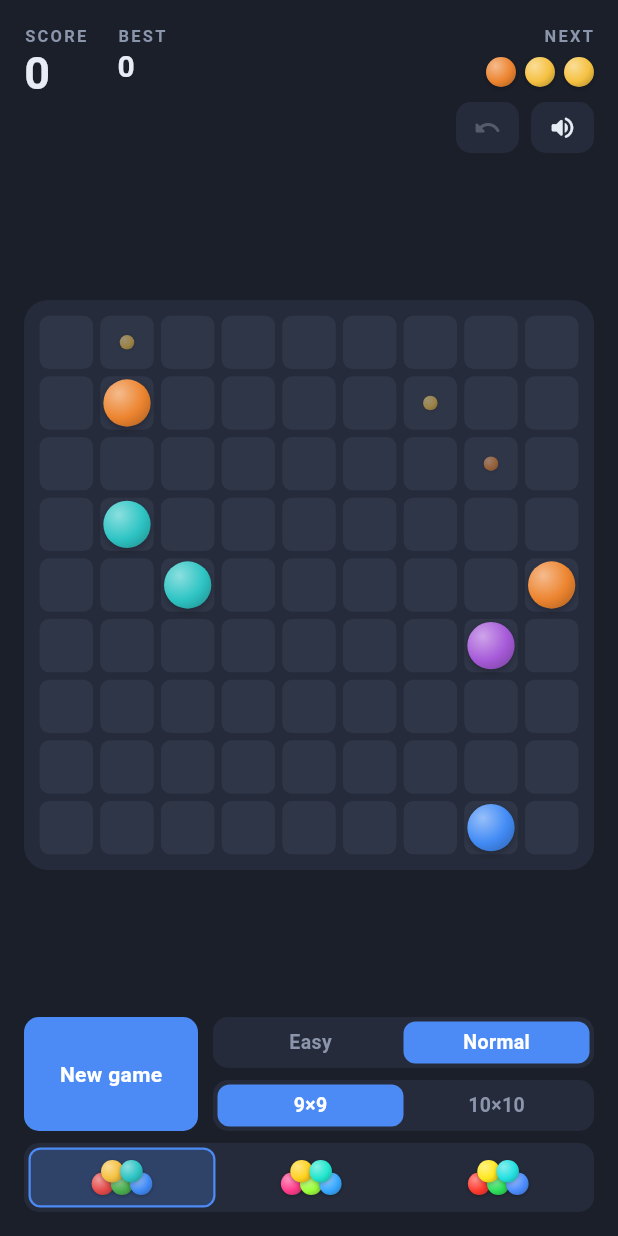
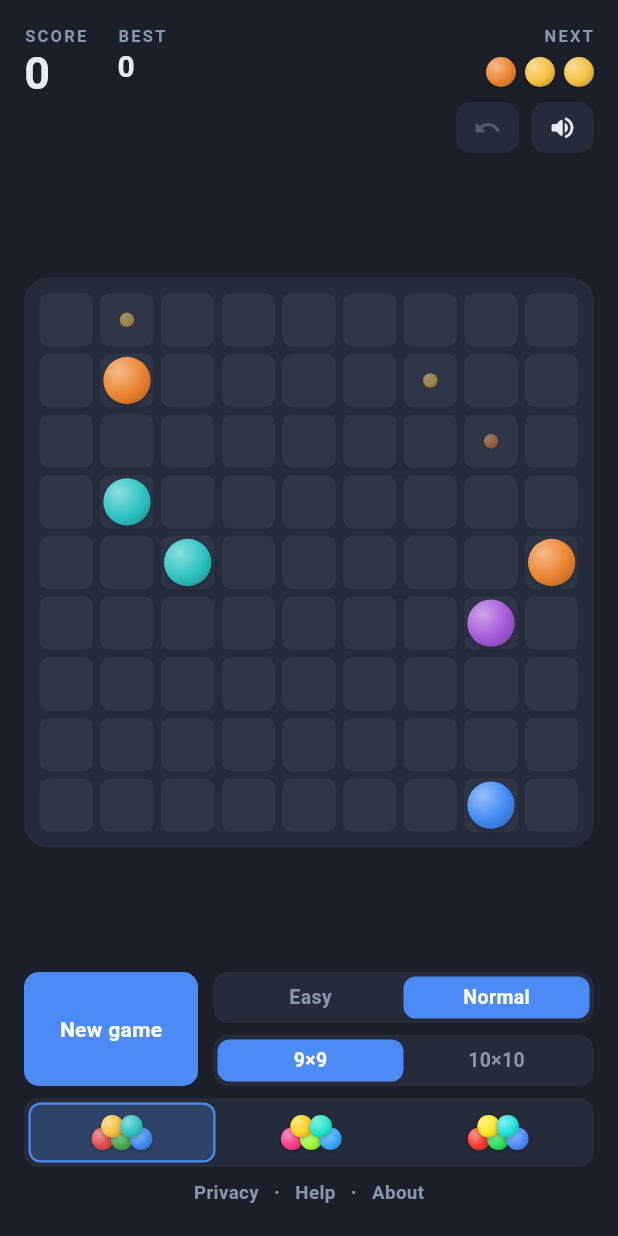
Before and after one commit to amuletgrey/ClassicLinesInFlutter, a Flutter app: the screen it shows after launch, on a phone screen of 412 x 824 dp. Run offline on Flutter 3.47's test engine with Material 3 defaults, Android fonts, the phone set to English and light mode, and no system bars; our stand-ins replace audioplayers, shared_preferences.

Commit message:
Add in-app Privacy / Help / About popups and bundle the privacy policy
Footer links under the controls open scrollable dialogs:
- Privacy — the zero-collection privacy policy, bundled at
  assets/legal/privacy_policy.txt and shown in-app (required by Google Play).
- Help — how to play and the controls.
- About — description, developer/contact (Max Cavrilon, maxcavrilon@gmail.com)
  and version (text in lib/info.dart).

Bumps version to 1.2.0+3 and documents the rebrand + info popups in
README / AGENTS.

Co-Authored-By: Claude Opus 4.8 <noreply@anthropic.com>

```diff
--- a/lib/game_screen.dart
+++ b/lib/game_screen.dart
@@ -7,6 +7,7 @@ import 'package:shared_preferences/shared_preferences.dart';
 
 import 'ball.dart';
 import 'board.dart';
+import 'info.dart';
 import 'palette.dart';
 import 'sfx.dart';
 
@@ -61,6 +62,8 @@ class _GameScreenState extends State<GameScreen>
   bool _muted = false;
   bool _gameOverAnnounced = false; // so the game-over sound only plays once
 
+  String _policyText = 'Loading…'; // bundled privacy policy, loaded in _init
+
   late final AnimationController _moveCtrl;
   late final AnimationController _fxCtrl;
   late final AnimationController _pulseCtrl;
@@ -92,6 +95,12 @@ class _GameScreenState extends State<GameScreen>
     _paletteIndex =
         (p.getInt(_kPalette) ?? 0).clamp(0, Palette.ballPalettes.length - 1);
     _sfx.init(muted: _muted);
+
+    try {
+      _policyText = await rootBundle.loadString('assets/legal/privacy_policy.txt');
+    } catch (_) {
+      _policyText = 'The privacy policy could not be loaded.';
+    }
 
     Board? resumed;
     final saved = p.getString(_kSave);
@@ -575,7 +584,88 @@ class _GameScreenState extends State<GameScreen>
         ),
         const SizedBox(height: 8),
         _paletteRow(),
+        const SizedBox(height: 4),
+        _infoRow(),
       ],
+    );
+  }
+
+  /// Footer links that open info popups. Privacy is required by the app stores;
+  /// Help and About are convenience.
+  Widget _infoRow() {
+    Widget dot() => const Text('·',
+        style: TextStyle(color: Palette.textDim, fontSize: 13, fontWeight: FontWeight.w700));
+    return Row(
+      mainAxisAlignment: MainAxisAlignment.center,
+      children: [
+        _infoButton('Privacy', () => _showInfoDialog('Privacy Policy', _policyText)),
+        dot(),
+        _infoButton('Help', () => _showInfoDialog('How to Play', Info.help)),
+        dot(),
+        _infoButton('About', () => _showInfoDialog('About', Info.about)),
+      ],
+    );
+  }
+
+  Widget _infoButton(String label, VoidCallback onTap) {
+    return InkWell(
+      borderRadius: BorderRadius.circular(6),
+      onTap: onTap,
+      child: Padding(
+        padding: const EdgeInsets.symmetric(horizontal: 10, vertical: 4),
+        child: Text(label,
+            style: const TextStyle(
+                color: Palette.textDim, fontSize: 12.5, fontWeight: FontWeight.w600)),
+      ),
+    );
+  }
+
+  /// A scrollable, dismissable popup for a block of text (policy / help / about).
+  Future<void> _showInfoDialog(String title, String body) {
+    return showDialog<void>(
+      context: context,
+      builder: (ctx) => Dialog(
+        backgroundColor: Palette.boardPanel,
+        insetPadding: const EdgeInsets.symmetric(horizontal: 24, vertical: 44),
+        shape: RoundedRectangleBorder(borderRadius: BorderRadius.circular(16)),
+        child: ConstrainedBox(
+          constraints: const BoxConstraints(maxWidth: 460),
+          child: Column(
+            mainAxisSize: MainAxisSize.min,
+            crossAxisAlignment: CrossAxisAlignment.stretch,
+            children: [
+              Padding(
+                padding: const EdgeInsets.fromLTRB(20, 18, 20, 10),
+                child: Text(title,
+                    style: const TextStyle(
+                        color: Palette.text, fontSize: 18, fontWeight: FontWeight.w700)),
+              ),
+              Flexible(
+                child: Scrollbar(
+                  child: SingleChildScrollView(
+                    padding: const EdgeInsets.fromLTRB(20, 0, 20, 12),
+                    child: SelectableText(
+                      body,
+                      style: const TextStyle(color: Palette.textDim, fontSize: 13, height: 1.5),
+                    ),
+                  ),
+                ),
+              ),
+              Align(
+                alignment: Alignment.centerRight,
+                child: Padding(
+                  padding: const EdgeInsets.fromLTRB(12, 2, 12, 10),
+                  child: TextButton(
+                    onPressed: () => Navigator.of(ctx).pop(),
+                    child: const Text('Close',
+                        style: TextStyle(color: Palette.accent, fontWeight: FontWeight.w700)),
+                  ),
+                ),
+              ),
+            ],
+          ),
+        ),
+      ),
     );
   }
 
--- /dev/null
+++ b/lib/info.dart
@@ -0,0 +1,38 @@
+/// Static text shown in the in-app info dialogs (Help / About). The privacy
+/// policy is loaded from assets/legal/privacy_policy.txt instead of living here.
+class Info {
+  /// Keep in sync with `version:` in pubspec.yaml.
+  static const version = '1.2.0';
+
+  static const help = '''HOW TO PLAY
+
+• Tap a ball to pick it up, then tap an empty cell to move it there.
+• A ball only moves if a clear path of empty cells connects the two — no
+  jumping over other balls.
+• Line up 4 (Easy) or 5 (Normal) balls of the same color in a row, column, or
+  diagonal to clear them and score. Longer lines score more.
+• A move that clears a line is free; otherwise 3 new balls drop. Their colors
+  are shown under NEXT, and small dots mark where they will land.
+• The game ends when the board fills up.
+
+CONTROLS
+
+• New game — start over in the selected mode and board size.
+• Easy / Normal — clear at 4 or 5 in a line.
+• 9×9 / 10×10 — board size. Each mode + size keeps its own high score.
+• ↶ Undo — take back your last move (once).
+• The three color buttons switch the ball palette.
+• Tap the speaker to mute or unmute the sounds.
+
+Your game, scores and settings are saved on the device, so you can close the
+app and pick up where you left off.''';
+
+  static const about = '''Classic Lines
+
+A modern, flat take on the classic '98 color-lines puzzle. Free, no ads, and no
+tracking — everything stays on your device.
+
+Developer: Max Cavrilon
+Feedback: maxcavrilon@gmail.com
+Version $version''';
+}
--- a/pubspec.yaml
+++ b/pubspec.yaml
@@ -16,7 +16,7 @@ publish_to: 'none' # Remove this line if you wish to publish to pub.dev
 # https://developer.apple.com/library/archive/documentation/General/Reference/InfoPlistKeyReference/Articles/CoreFoundationKeys.html
 # In Windows, build-name is used as the major, minor, and patch parts
 # of the product and file versions while build-number is used as the build suffix.
-version: 1.1.0+2
+version: 1.2.0+3
 
 environment:
   sdk: ^3.12.2
@@ -82,6 +82,7 @@ flutter:
 
   assets:
     - assets/sounds/
+    - assets/legal/
 
   # To add assets to your application, add an assets section, like this:
   # assets:
```
Also changed, not shown: assets/legal/privacy_policy.txt (added, +86 -0 lines), 2 other files.
